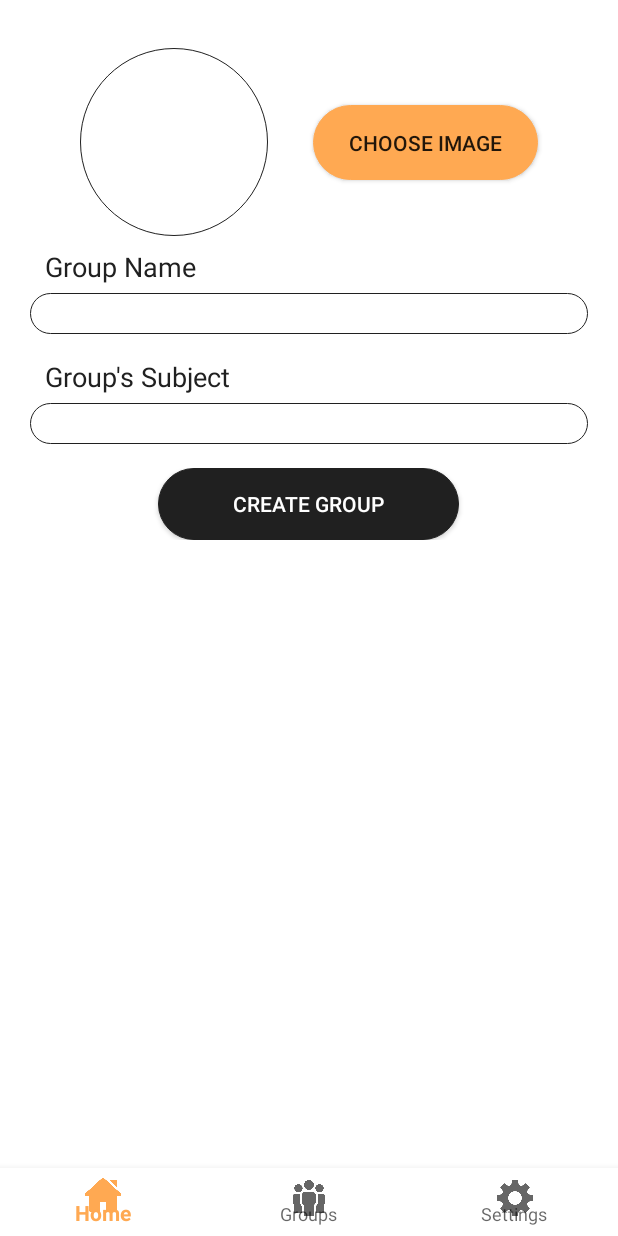
After one commit to Eyal210103/meet_app, an Android app: the CreateGroupFragment screen opened through its navigation route, on a phone screen of 412 x 824 dp. The commit adds this screen. Run offline under Robolectric (Android 15) with nearby library versions, the phone set to English and light mode, and no system bars; our stand-ins replace CircleImageView, navigation-ui; libraries missing offline, so code that uses them is left out: com.ismaeldivita.chipnavigation.

Commit message:
Create Group Layout + navigation

```diff
--- a/app/src/main/java/com/example/meetapp/firebaseActions/UserGroupsRepo.java
+++ b/app/src/main/java/com/example/meetapp/firebaseActions/UserGroupsRepo.java
@@ -13,14 +13,11 @@ import com.example.meetapp.model.Group;
 import com.google.firebase.database.ChildEventListener;
 import com.google.firebase.database.DataSnapshot;
 import com.google.firebase.database.DatabaseError;
-import com.google.firebase.database.DatabaseReference;
 import com.google.firebase.database.FirebaseDatabase;
 import com.google.firebase.database.Query;
 import com.google.firebase.database.ValueEventListener;
-
 import java.util.ArrayList;
 import java.util.HashMap;
-import java.util.Map;
 
 public class UserGroupsRepo {
 
--- /dev/null
+++ b/app/src/main/java/com/example/meetapp/ui/socialMenu/CreateGroupFragment.java
@@ -0,0 +1,66 @@
+package com.example.meetapp.ui.socialMenu;
+
+import android.os.Bundle;
+
+import androidx.fragment.app.Fragment;
+
+import android.view.LayoutInflater;
+import android.view.View;
+import android.view.ViewGroup;
+
+import com.example.meetapp.R;
+
+/**
+ * A simple {@link Fragment} subclass.
+ * Use the {@link CreateGroupFragment#newInstance} factory method to
+ * create an instance of this fragment.
+ */
+public class CreateGroupFragment extends Fragment {
+
+    // TODO: Rename parameter arguments, choose names that match
+    // the fragment initialization parameters, e.g. ARG_ITEM_NUMBER
+    private static final String ARG_PARAM1 = "param1";
+    private static final String ARG_PARAM2 = "param2";
+
+    // TODO: Rename and change types of parameters
+    private String mParam1;
+    private String mParam2;
+
+    public CreateGroupFragment() {
+        // Required empty public constructor
+    }
+
+    /**
+     * Use this factory method to create a new instance of
+     * this fragment using the provided parameters.
+     *
+     * @param param1 Parameter 1.
+     * @param param2 Parameter 2.
+     * @return A new instance of fragment CreateGroupFragment.
+     */
+    // TODO: Rename and change types and number of parameters
+    public static CreateGroupFragment newInstance(String param1, String param2) {
+        CreateGroupFragment fragment = new CreateGroupFragment();
+        Bundle args = new Bundle();
+        args.putString(ARG_PARAM1, param1);
+        args.putString(ARG_PARAM2, param2);
+        fragment.setArguments(args);
+        return fragment;
+    }
+
+    @Override
+    public void onCreate(Bundle savedInstanceState) {
+        super.onCreate(savedInstanceState);
+        if (getArguments() != null) {
+            mParam1 = getArguments().getString(ARG_PARAM1);
+            mParam2 = getArguments().getString(ARG_PARAM2);
+        }
+    }
+
+    @Override
+    public View onCreateView(LayoutInflater inflater, ViewGroup container,
+                             Bundle savedInstanceState) {
+        // Inflate the layout for this fragment
+        return inflater.inflate(R.layout.fragment_create_group, container, false);
+    }
+}
--- /dev/null
+++ b/app/src/main/res/layout/fragment_create_group.xml
@@ -0,0 +1,126 @@
+<?xml version="1.0" encoding="utf-8"?>
+<androidx.constraintlayout.widget.ConstraintLayout xmlns:android="http://schemas.android.com/apk/res/android"
+    xmlns:app="http://schemas.android.com/apk/res-auto"
+    xmlns:tools="http://schemas.android.com/tools"
+    android:layout_width="match_parent"
+    android:layout_height="match_parent"
+    android:background="@color/background"
+    tools:context=".ui.socialMenu.CreateGroupFragment">
+
+    <de.hdodenhof.circleimageview.CircleImageView
+        android:id="@+id/create_group_civ"
+        android:layout_width="125dp"
+        android:layout_height="125dp"
+        android:layout_marginStart="24dp"
+        android:layout_marginTop="32dp"
+        android:src="@color/background"
+        app:civ_border_color="@color/oppBackground"
+        app:civ_border_width="0.2dp"
+        app:layout_constraintEnd_toStartOf="@+id/create_group_choose_img_button"
+        app:layout_constraintHorizontal_bias="0.5"
+        app:layout_constraintStart_toStartOf="parent"
+        app:layout_constraintTop_toTopOf="parent" />
+
+    <Button
+        android:id="@+id/create_group_choose_img_button"
+        android:layout_width="150dp"
+        android:layout_height="50dp"
+        android:layout_marginEnd="24dp"
+        android:background="@drawable/main_app_design"
+        android:backgroundTint="@color/colorAccent"
+        android:text="@string/choose_image"
+        app:layout_constraintBottom_toBottomOf="@+id/create_group_civ"
+        app:layout_constraintEnd_toEndOf="parent"
+        app:layout_constraintHorizontal_bias="0.5"
+        app:layout_constraintStart_toEndOf="@+id/create_group_civ"
+        app:layout_constraintTop_toTopOf="@+id/create_group_civ" />
+
+    <androidx.constraintlayout.widget.ConstraintLayout
+        android:id="@+id/constraintLayout"
+        android:layout_width="0dp"
+        android:layout_height="wrap_content"
+        android:layout_marginTop="8dp"
+        app:layout_constraintEnd_toEndOf="parent"
+        app:layout_constraintStart_toStartOf="parent"
+        app:layout_constraintTop_toBottomOf="@+id/create_group_civ">
+
+
+        <LinearLayout
+            android:id="@+id/linearLayout"
+            android:layout_width="0dp"
+            android:layout_height="wrap_content"
+            android:layout_marginHorizontal="20dp"
+            android:orientation="vertical"
+            app:layout_constraintEnd_toEndOf="parent"
+            app:layout_constraintStart_toStartOf="parent"
+            app:layout_constraintTop_toTopOf="parent">
+
+            <TextView
+                android:layout_width="wrap_content"
+                android:layout_height="wrap_content"
+                android:layout_marginHorizontal="10dp"
+                android:layout_marginBottom="5dp"
+                android:text="@string/group_name"
+                android:textColor="@color/oppBackground"
+                android:textSize="18sp" />
+
+            <EditText
+                android:id="@+id/create_group_group_name_et"
+                android:layout_width="match_parent"
+                android:layout_height="wrap_content"
+                android:background="@drawable/main_app_design"
+                android:text=""
+                android:textSize="20sp" />
+        </LinearLayout>
+
+        <LinearLayout
+            android:id="@+id/linearLayout2"
+            android:layout_width="0dp"
+            android:layout_height="wrap_content"
+            android:layout_marginHorizontal="20dp"
+            android:layout_marginTop="16dp"
+            android:orientation="vertical"
+            app:layout_constraintEnd_toEndOf="parent"
+            app:layout_constraintHorizontal_bias="0.075"
+            app:layout_constraintStart_toStartOf="parent"
+            app:layout_constraintTop_toBottomOf="@+id/linearLayout">
+
+            <TextView
+                android:layout_width="wrap_content"
+                android:layout_height="wrap_content"
+                android:layout_marginHorizontal="10dp"
+                android:layout_marginBottom="5dp"
+                android:text="@string/group_s_subject"
+                android:textColor="@color/oppBackground"
+                android:textSize="18sp" />
+
+            <EditText
+                android:id="@+id/create_group_group_subject"
+                android:layout_width="match_parent"
+                android:layout_height="wrap_content"
+                android:background="@drawable/main_app_design"
+                android:text=""
+                android:textSize="20sp" />
+        </LinearLayout>
+    </androidx.constraintlayout.widget.ConstraintLayout>
+
+    <LinearLayout
+        android:layout_width="0dp"
+        android:layout_height="wrap_content"
+        android:layout_marginTop="16dp"
+        app:layout_constraintEnd_toEndOf="parent"
+        android:gravity="center"
+        app:layout_constraintStart_toStartOf="parent"
+        app:layout_constraintTop_toBottomOf="@+id/constraintLayout" >
+
+        <Button
+            android:id="@+id/creat_group_submit_button"
+            android:layout_width="wrap_content"
+            android:layout_height="wrap_content"
+            android:background="@drawable/main_app_design"
+            android:backgroundTint="@color/oppBackground"
+            android:paddingHorizontal="50dp"
+            android:text="@string/create_group"
+            android:textColor="@color/background" />
+    </LinearLayout>
+</androidx.constraintlayout.widget.ConstraintLayout>
--- a/app/src/main/res/navigation/nav_graph.xml
+++ b/app/src/main/res/navigation/nav_graph.xml
@@ -29,10 +29,20 @@
         android:id="@+id/myGroupsFragment"
         android:name="com.example.meetapp.ui.socialMenu.myGroups.MyGroupsFragment"
         android:label="my_groups_fragment"
-        tools:layout="@layout/my_groups_fragment" />
+        tools:layout="@layout/my_groups_fragment" >
+        <action
+            android:id="@+id/action_myGroupsFragment_to_createGroupFragment"
+            app:destination="@id/createGroupFragment"
+            app:popEnterAnim="@anim/nav_default_pop_enter_anim" />
+    </fragment>
     <fragment
         android:id="@+id/myMeetingsFragment"
         android:name="com.example.meetapp.ui.socialMenu.myMeetings.MyMeetingsFragment"
         android:label="my_meetings_fragment"
         tools:layout="@layout/my_meetings_fragment" />
+    <fragment
+        android:id="@+id/createGroupFragment"
+        android:name="com.example.meetapp.ui.socialMenu.CreateGroupFragment"
+        android:label="fragment_create_group"
+        tools:layout="@layout/fragment_create_group" />
 </navigation>
--- a/app/src/main/res/values/strings.xml
+++ b/app/src/main/res/values/strings.xml
@@ -7,4 +7,10 @@
     <string name="home">Home</string>
     <string name="groups">Groups</string>
     <string name="settings">Settings</string>
+    <!-- TODO: Remove or change this placeholder text -->
+    <string name="hello_blank_fragment">Hello blank fragment</string>
+    <string name="choose_image">Choose Image</string>
+    <string name="group_name">Group Name</string>
+    <string name="group_s_subject">Group\'s Subject</string>
+    <string name="create_group">Create Group</string>
 </resources>
```
